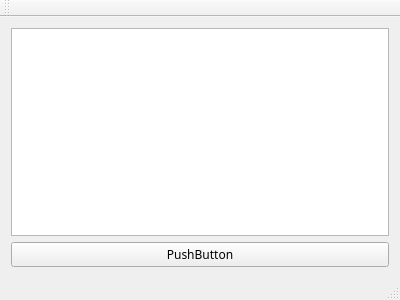
Above: mainwindow.ui from Chashm-e-Afreen/The-Digital-Prosodist before the change. Below: the same form after it.
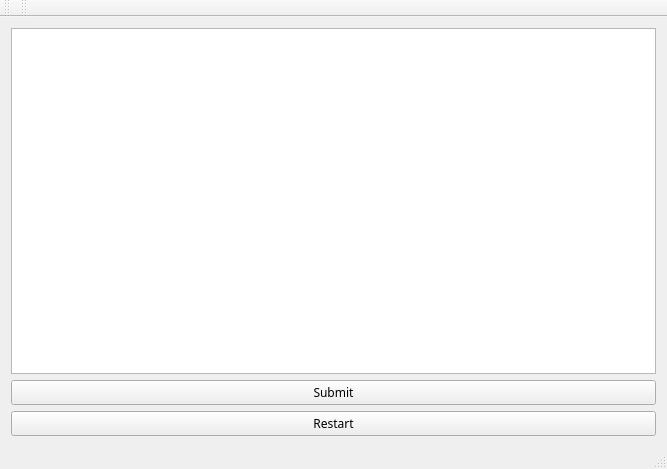
That is the form after the change.

Patch:
```diff
--- a/mainwindow.ui
+++ b/mainwindow.ui
@@ -6,8 +6,8 @@
    <rect>
     <x>0</x>
     <y>0</y>
-    <width>400</width>
-    <height>300</height>
+    <width>667</width>
+    <height>469</height>
    </rect>
   </property>
   <property name="font">
@@ -18,7 +18,16 @@
   <property name="windowTitle">
    <string>MainWindow</string>
   </property>
+  <property name="toolTip">
+   <string/>
+  </property>
+  <property name="layoutDirection">
+   <enum>Qt::LeftToRight</enum>
+  </property>
   <widget class="QWidget" name="centralWidget">
+   <property name="layoutDirection">
+    <enum>Qt::LeftToRight</enum>
+   </property>
    <layout class="QVBoxLayout" name="verticalLayout_5">
     <item>
      <layout class="QVBoxLayout" name="verticalLayout_4">
@@ -26,17 +35,58 @@
        <enum>QLayout::SetFixedSize</enum>
       </property>
       <item>
-       <widget class="QTextEdit" name="textEdit"/>
+       <widget class="QTextEdit" name="textEdit">
+        <property name="font">
+         <font>
+          <pointsize>14</pointsize>
+         </font>
+        </property>
+        <property name="mouseTracking">
+         <bool>false</bool>
+        </property>
+        <property name="layoutDirection">
+         <enum>Qt::LeftToRight</enum>
+        </property>
+        <property name="autoFillBackground">
+         <bool>false</bool>
+        </property>
+        <property name="locale">
+         <locale language="Urdu" country="Pakistan"/>
+        </property>
+        <property name="html">
+         <string>&lt;!DOCTYPE HTML PUBLIC &quot;-//W3C//DTD HTML 4.0//EN&quot; &quot;http://www.w3.org/TR/REC-html40/strict.dtd&quot;&gt;
+&lt;html&gt;&lt;head&gt;&lt;meta name=&quot;qrichtext&quot; content=&quot;1&quot; /&gt;&lt;style type=&quot;text/css&quot;&gt;
+p, li { white-space: pre-wrap; }
+&lt;/style&gt;&lt;/head&gt;&lt;body style=&quot; font-family:'Mehr Nastaliq Web'; font-size:14pt; font-weight:400; font-style:normal;&quot;&gt;
+&lt;p dir='rtl' style=&quot;-qt-paragraph-type:empty; margin-top:0px; margin-bottom:0px; margin-left:0px; margin-right:0px; -qt-block-indent:0; text-indent:0px; font-size:8.25pt;&quot;&gt;&lt;br /&gt;&lt;/p&gt;&lt;/body&gt;&lt;/html&gt;</string>
+        </property>
+        <property name="acceptRichText">
+         <bool>false</bool>
+        </property>
+       </widget>
       </item>
       <item>
        <widget class="QPushButton" name="pushButton">
+        <property name="enabled">
+         <bool>true</bool>
+        </property>
+        <property name="toolTip">
+         <string>&lt;html&gt;&lt;head/&gt;&lt;body&gt;&lt;p&gt;Ctrl + Enter&lt;/p&gt;&lt;/body&gt;&lt;/html&gt;</string>
+        </property>
         <property name="text">
-         <string>PushButton</string>
+         <string>Submit</string>
         </property>
        </widget>
       </item>
      </layout>
     </item>
+    <item>
+     <widget class="QPushButton" name="pushButton_2">
+      <property name="text">
+       <string>Restart</string>
+      </property>
+     </widget>
+    </item>
    </layout>
   </widget>
   <widget class="QMenuBar" name="menuBar">
@@ -58,6 +108,17 @@
    </attribute>
   </widget>
   <widget class="QStatusBar" name="statusBar"/>
+  <widget class="QToolBar" name="toolBar">
+   <property name="windowTitle">
+    <string>toolBar</string>
+   </property>
+   <attribute name="toolBarArea">
+    <enum>TopToolBarArea</enum>
+   </attribute>
+   <attribute name="toolBarBreak">
+    <bool>false</bool>
+   </attribute>
+  </widget>
  </widget>
  <layoutdefault spacing="6" margin="11"/>
  <resources/>
```
Left out of the diff: 4 changed lines with no effect on the pictures.
